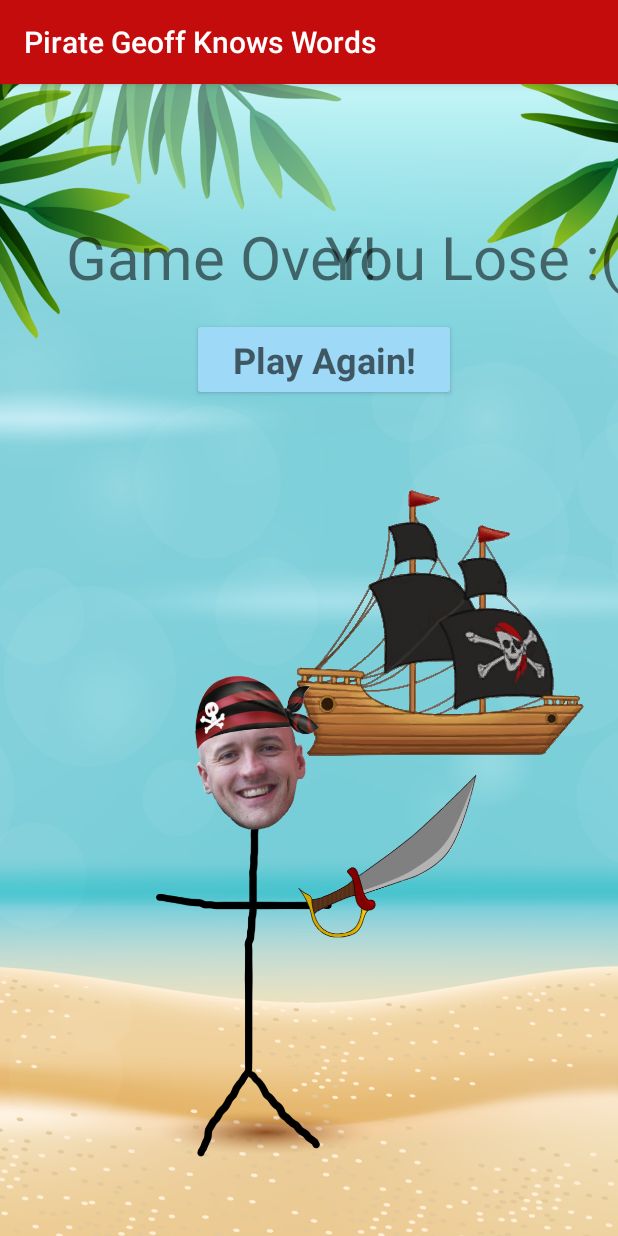
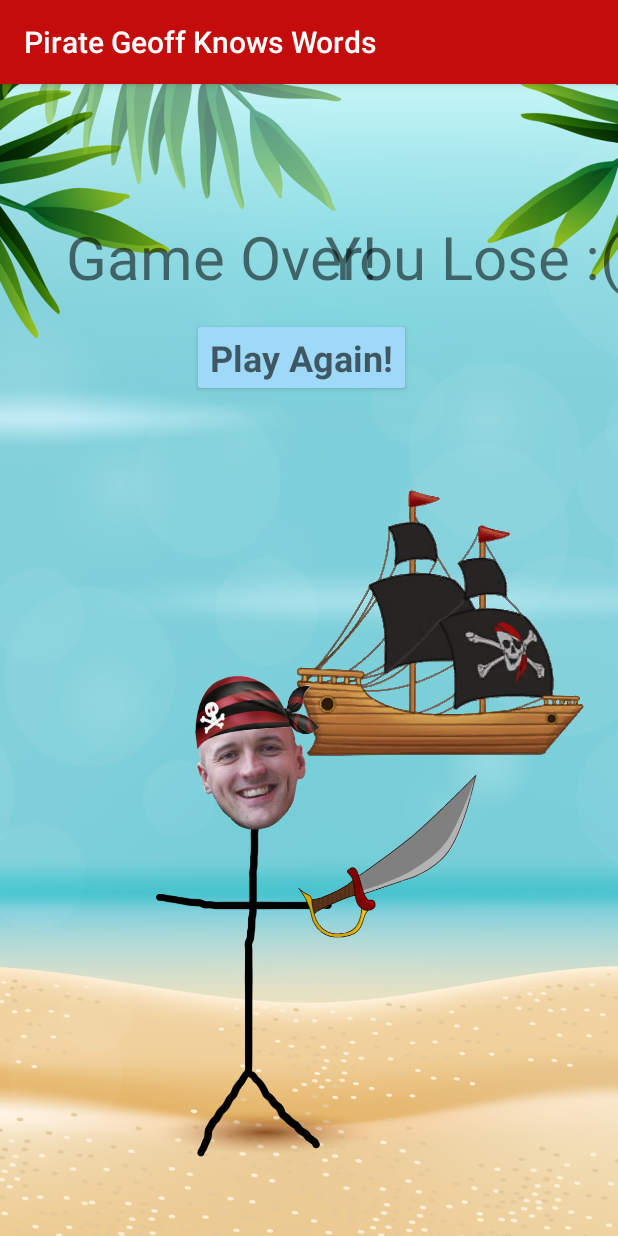
Before and after one commit to eedowdy/pirate-geoff-knows-words, an Android app: the EndActivity screen opened directly, with no data from a screen before it, on a phone screen of 412 x 824 dp. Run offline under Robolectric (Android 15) with nearby library versions, the phone set to English and light mode, and no system bars; Roboto replaces fonts that are not available here.

Commit message:
Finishing touches

```diff
--- a/app/src/main/java/com/example/geoffandfriends/MainActivity.java
+++ b/app/src/main/java/com/example/geoffandfriends/MainActivity.java
@@ -119,7 +119,7 @@
             turns--;
             ImageView geoff = findViewById(R.id.geoff);
             ObjectAnimator animation = ObjectAnimator.ofFloat(geoff,
-                    "translationX", geoff.getX() - 20f);
+                    "translationX", geoff.getX() + 75f);
             animation.setDuration(500);
             animation.start();
             incorrectLetters.add(letter);
--- a/app/src/main/res/layout/activity_end.xml
+++ b/app/src/main/res/layout/activity_end.xml
@@ -10,8 +10,8 @@
     <Button
         android:id="@+id/playAgainButton"
         style="@style/Widget.AppCompat.Button.Colored"
-        android:layout_width="176dp"
-        android:layout_height="55dp"
+        android:layout_width="wrap_content"
+        android:layout_height="wrap_content"
         android:layout_marginStart="128dp"
         android:layout_marginLeft="128dp"
         android:layout_marginTop="156dp"
--- a/app/src/main/res/layout/activity_main.xml
+++ b/app/src/main/res/layout/activity_main.xml
@@ -80,9 +80,9 @@
         android:id="@+id/incorrectLetters"
         android:layout_width="wrap_content"
         android:layout_height="wrap_content"
-        android:layout_marginStart="100dp"
-        android:layout_marginLeft="100dp"
-        android:layout_marginTop="300dp"
+        android:layout_marginStart="200dp"
+        android:layout_marginLeft="200dp"
+        android:layout_marginTop="10dp"
         android:layout_marginEnd="100dp"
         android:layout_marginRight="100dp"
         android:textSize="24sp"
```
